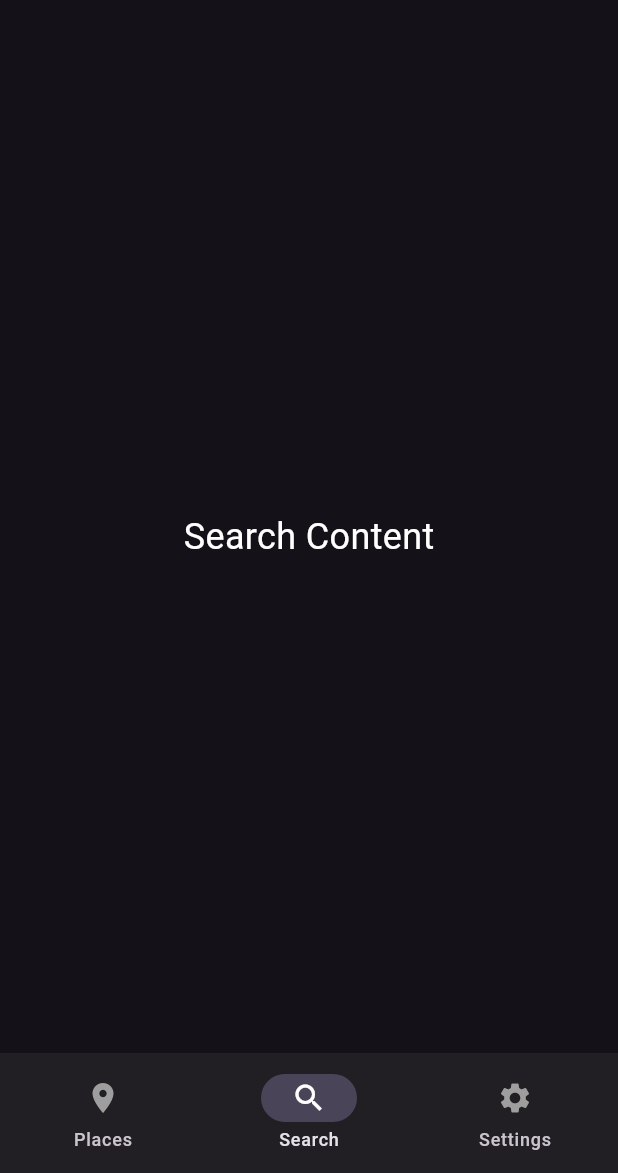
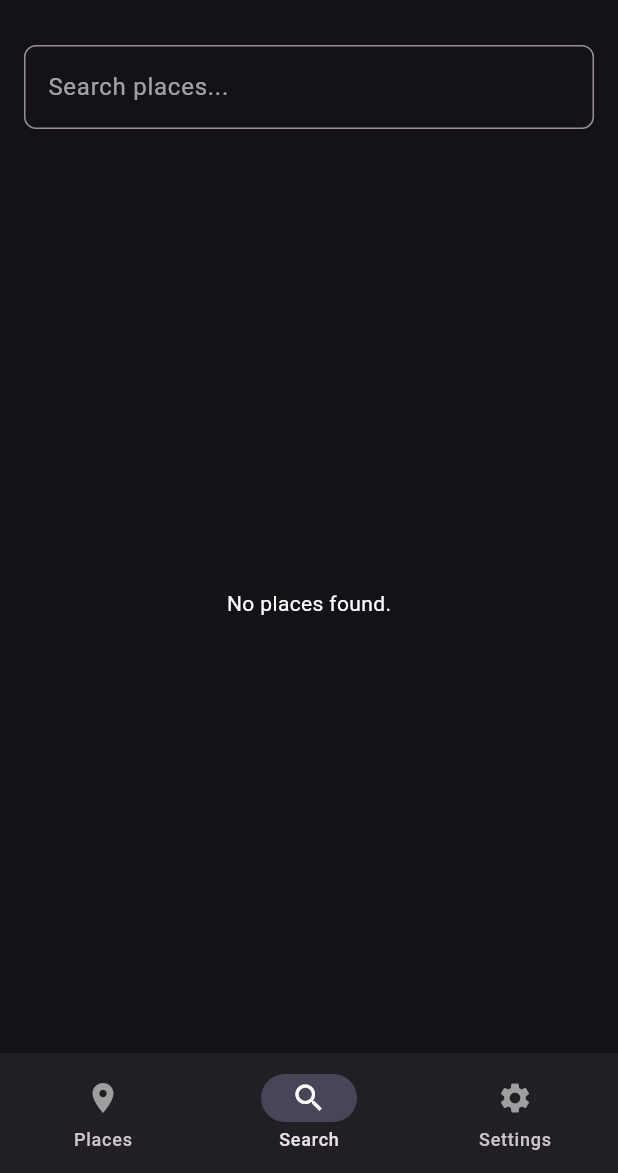
Before and after one commit to gu-tig333-ht24/spotly, a Flutter app: the screen it shows after launch, item 2 of the bottom bar chosen, on a phone screen of 412 x 824 dp, the part 63-1236 px from its top. Run offline on Flutter 3.47's test engine with Material 3 defaults, Android fonts, the phone set to English and light mode, and no system bars; our stand-ins replace flutter_riverpod, google_fonts, image_picker.

Commit message:
added and tested search bar

```diff
--- a/lib/src/features/search/ui/pages/search_page.dart
+++ b/lib/src/features/search/ui/pages/search_page.dart
@@ -1,25 +1,99 @@
 import 'package:flutter/material.dart';
-
+import 'package:flutter_riverpod/flutter_riverpod.dart';
+import '../../../../core/models/place_collection.dart';
 import '../../../main/ui/custom_app_bar.dart';
 import '../../../main/ui/custom_navigation_bar.dart';
+import '../../../places/place_collections/providers/place_collection_list_provider.dart';
 
-class SearchPage extends StatelessWidget {
+class SearchPage extends ConsumerStatefulWidget {
   const SearchPage({super.key});
 
   @override
+  _SearchPageState createState() => _SearchPageState();
+}
+
+class _SearchPageState extends ConsumerState<SearchPage> {
+  final TextEditingController _searchController = TextEditingController();
+  List<PlaceCollection> _filteredPlaces = [];
+
+  @override
+  void initState() {
+    super.initState();
+    _searchController.addListener(_filterPlaces);
+  }
+
+  @override
+  void dispose() {
+    _searchController.dispose();
+    super.dispose();
+  }
+
+  void _filterPlaces() {
+    final query = _searchController.text.toLowerCase();
+    final allPlaces = ref.read(placeCollectionListProvider).whenOrNull(data: (places) => places) ?? [];
+    setState(() {
+      if (query.isNotEmpty) {
+        _filteredPlaces = allPlaces
+            .where((place) => place.title.toLowerCase().startsWith(query))
+            .toList();
+      } else {
+        _filteredPlaces = [];
+      }
+    });
+  }
+
+  @override
   Widget build(BuildContext context) {
-    return const Scaffold(
-      appBar: CustomAppBar(),
-      bottomNavigationBar: CustomNavigationBar(),
-      body: Center(
-        child: Text(
-          "Search Content",
-          style: TextStyle(
-            fontSize: 24,
-            color: Color.fromARGB(255, 255, 255, 255),
+    final placesList = ref.watch(placeCollectionListProvider);
+
+    return placesList.when(
+      data: (allPlaces) {
+        return Scaffold(
+          appBar: const CustomAppBar(),
+          bottomNavigationBar: const CustomNavigationBar(),
+          body: Column(
+            children: [
+              Padding(
+                padding: const EdgeInsets.all(16.0),
+                child: TextField(
+                  controller: _searchController,
+                  style: const TextStyle(color: Colors.white),
+                  decoration: InputDecoration(
+                    hintText: 'Search places...',
+                    hintStyle: const TextStyle(color: Colors.white60),
+                    border: OutlineInputBorder(
+                      borderRadius: BorderRadius.circular(8.0),
+                    ),
+                  ),
+                ),
+              ),
+              Expanded(
+                child: _filteredPlaces.isEmpty
+                    ? const Center(
+                        child: Text(
+                          'No places found.',
+                          style: TextStyle(color: Colors.white),
+                        ),
+                      )
+                    : ListView.builder(
+                        itemCount: _filteredPlaces.length,
+                        itemBuilder: (context, index) {
+                          final place = _filteredPlaces[index];
+                          return ListTile(
+                            title: Text(
+                              place.title,
+                              style: const TextStyle(color: Colors.white),
+                            ),
+                          );
+                        },
+                      ),
+              ),
+            ],
           ),
-        ),
-      ),
+        );
+      },
+      loading: () => const Center(child: CircularProgressIndicator()),
+      error: (error, stack) => const Center(child: Text('Error loading places')),
     );
   }
 }
```
